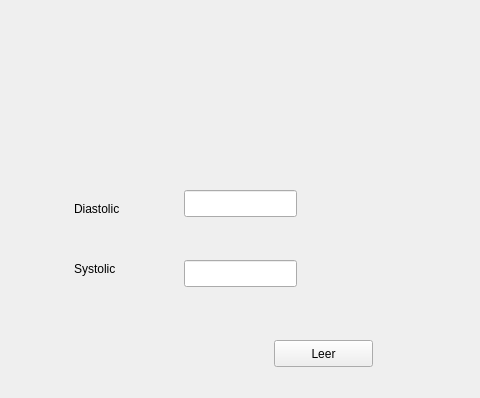
The window that guibp.ui (Oscar024/guiBP) describes before a commit, drawn with Qt 5; both pictures show x 96 to 576 and y 0 to 398 of the 800 by 600 pixel window.
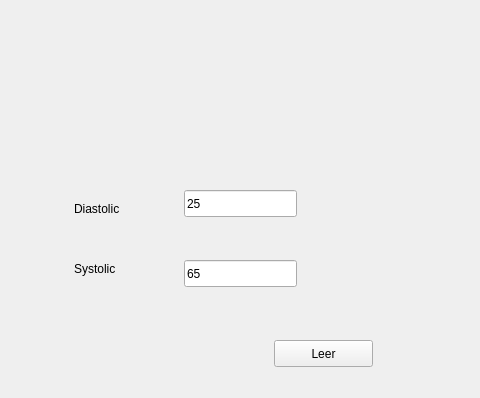
The same window after the commit.

Commit message: serial interface

```diff
--- a/guibp.ui
+++ b/guibp.ui
@@ -37,7 +37,7 @@
      </rect>
     </property>
     <property name="text">
-     <string/>
+     <string>65</string>
     </property>
    </widget>
    <widget class="QPushButton" name="btnClose">
@@ -62,6 +62,9 @@
       <height>27</height>
      </rect>
     </property>
+    <property name="text">
+     <string>25</string>
+    </property>
    </widget>
    <widget class="QLabel" name="label">
     <property name="geometry">
```
The commit also changes 1 other file.
